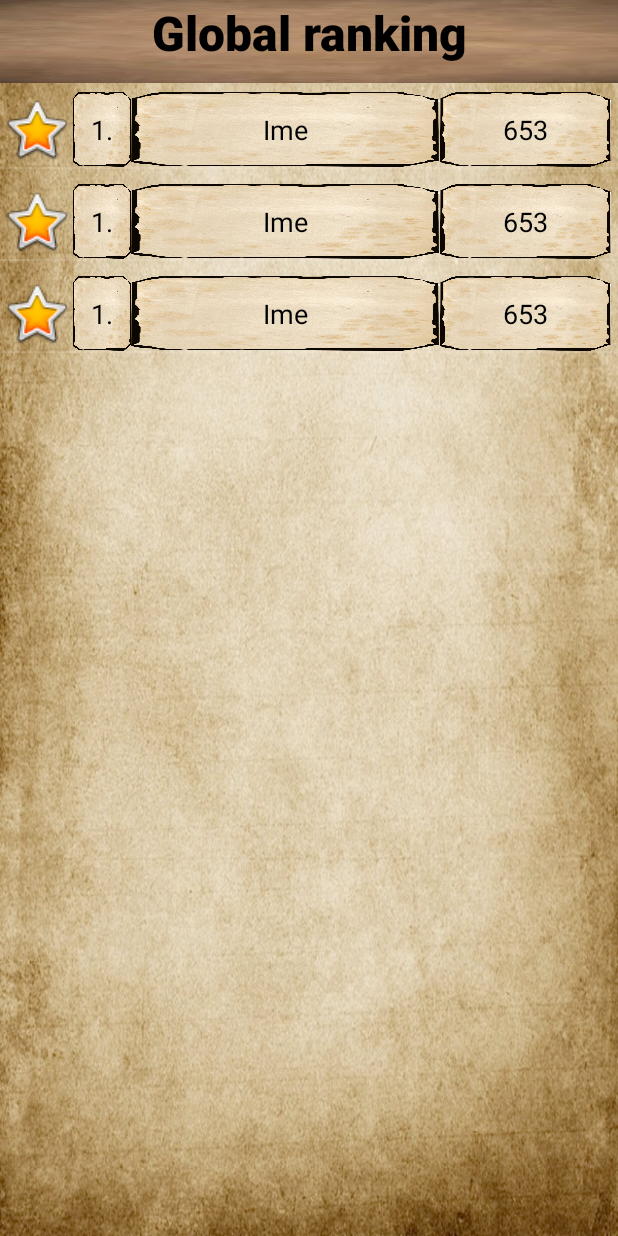
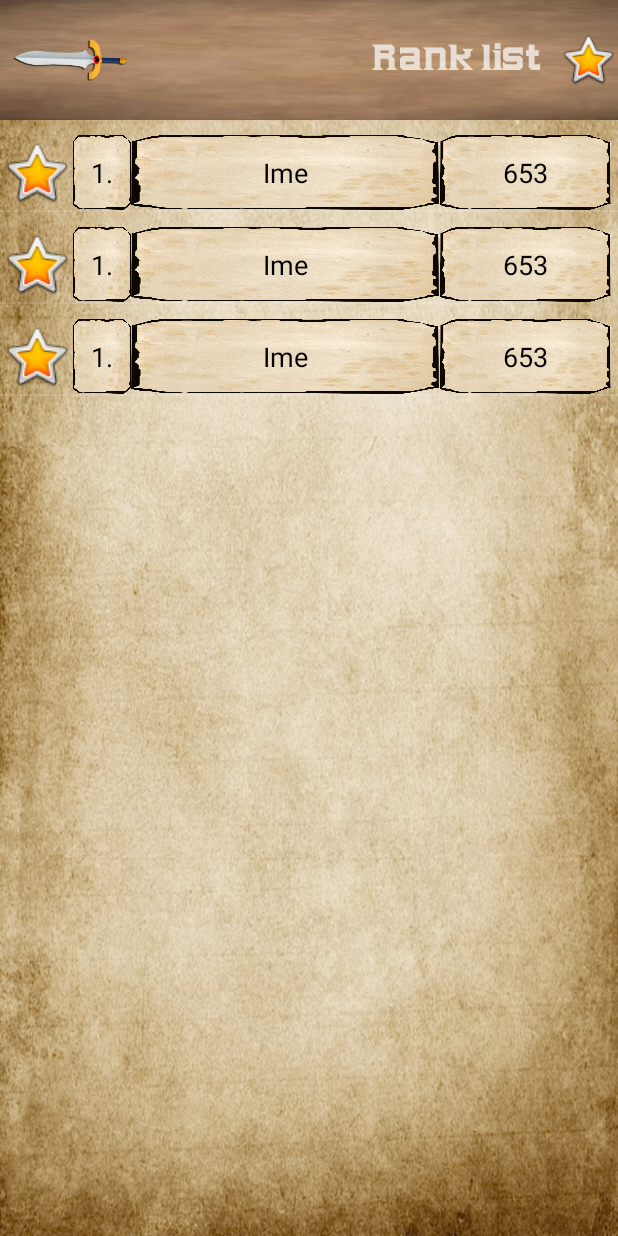
Before and after one commit to svetlinyotov/pmu-android-app, an Android app: the RankActivity screen opened directly, with no data from a screen before it, on a phone screen of 412 x 824 dp. Run offline under Robolectric (Android 15) with nearby library versions, the phone set to English and light mode, and no system bars; 2 statements that could not run were skipped.

Commit message:
Rank header fix

```diff
--- a/app/src/main/java/com/snsdevelop/tusofia/sem6/pmu/RankListAdapter.java
+++ b/app/src/main/java/com/snsdevelop/tusofia/sem6/pmu/RankListAdapter.java
@@ -50,7 +50,7 @@ public class RankListAdapter extends ArrayAdapter<String> {
 
         ImageView star = convertView.findViewById(R.id.ivStar);
 
-        Animation rotate = AnimationUtils.loadAnimation(mContext, R.anim.rotate);
+        Animation rotate = AnimationUtils.loadAnimation(mContext, android.R.anim.bounce_interpolator);
         star.startAnimation(rotate);
 
 
--- a/app/src/main/res/anim/rotate.xml
+++ b/app/src/main/res/anim/rotate.xml
@@ -1,11 +1,11 @@
 <?xml version="1.0" encoding="utf-8"?>
 <set xmlns:android="http://schemas.android.com/apk/res/android">
-    <rotate android:fromDegrees="0"
-        android:toDegrees="360"
+    <rotate
+        android:duration="1000"
+        android:fromDegrees="0"
         android:pivotX="50%"
         android:pivotY="50%"
-        android:duration="1000"
+        android:repeatCount="infinite"
         android:repeatMode="restart"
-        android:repeatCount="infinite"
-        />
+        android:toDegrees="360" />
 </set>
--- a/app/src/main/res/layout/activity_rank.xml
+++ b/app/src/main/res/layout/activity_rank.xml
@@ -1,33 +1,66 @@
 <?xml version="1.0" encoding="utf-8"?>
 <RelativeLayout xmlns:android="http://schemas.android.com/apk/res/android"
+    xmlns:app="http://schemas.android.com/apk/res-auto"
     xmlns:tools="http://schemas.android.com/tools"
     android:layout_width="match_parent"
     android:layout_height="match_parent"
     android:background="@drawable/history_background"
     tools:context=".RankActivity">
 
+    <RelativeLayout
+        android:id="@+id/layoutTitleRank"
+        android:layout_width="match_parent"
+        android:layout_height="80dp"
+        android:background="@drawable/old_color"
+        android:orientation="horizontal">
+
+        <ImageButton
+            android:id="@+id/buttonBack"
+            android:layout_width="80dp"
+            android:layout_height="30dp"
+            android:layout_alignParentStart="true"
+            android:layout_centerInParent="true"
+            android:layout_marginStart="8dp"
+            android:adjustViewBounds="true"
+            android:background="@drawable/button_back_color"
+            android:contentDescription="@string/description"
+            android:gravity="center_vertical"
+            android:scaleType="fitXY" />
+
+
+        <TextView
+            android:id="@+id/textViewTitleRank"
+            android:layout_width="wrap_content"
+            android:layout_height="wrap_content"
+            android:layout_centerInParent="true"
+            android:layout_marginEnd="10dp"
+            android:layout_toStartOf="@id/ivTitleStar"
+            android:layout_toEndOf="@id/buttonBack"
+            android:fontFamily="@font/history_lowercase"
+            android:gravity="center_vertical|end"
+            android:text="@string/title_rank_list"
+            android:textAlignment="viewEnd"
+            android:textSize="30sp" />
+
+        <ImageView
+            android:id="@+id/ivTitleStar"
+            android:layout_width="40dp"
+            android:layout_height="50dp"
+            android:layout_alignParentEnd="true"
+            android:layout_centerInParent="true"
+            android:gravity="center_vertical"
+            android:textAlignment="center"
+            android:visibility="visible"
+            app:srcCompat="@android:drawable/btn_star_big_on" />
+
+    </RelativeLayout>
+
     <ListView
         android:id="@+id/lvRank"
         android:layout_width="match_parent"
-        android:layout_height="660dp"
-        android:layout_alignTop="@+id/tvRank"
+        android:layout_height="0dp"
+        android:layout_below="@id/layoutTitleRank"
         android:layout_alignParentBottom="true"
-        android:layout_marginTop="51dp"
         android:layout_marginEnd="0dp" />
 
-    <TextView
-        android:id="@+id/tvRank"
-        android:layout_width="match_parent"
-        android:layout_height="55dp"
-        android:layout_alignParentTop="true"
-        android:layout_alignParentEnd="true"
-        android:layout_marginTop="0dp"
-        android:layout_marginEnd="0dp"
-        android:background="@drawable/old_color"
-        android:fontFamily="sans-serif-black"
-        android:text="Global ranking"
-        android:textAlignment="center"
-        android:textColor="#000000"
-        android:textSize="32sp" />
-
 </RelativeLayout>
--- a/app/src/main/res/layout/marker_info_popup.xml
+++ b/app/src/main/res/layout/marker_info_popup.xml
@@ -1,6 +1,5 @@
 <?xml version="1.0" encoding="utf-8"?>
 <RelativeLayout xmlns:android="http://schemas.android.com/apk/res/android"
-    xmlns:app="http://schemas.android.com/apk/res-auto"
     android:layout_width="match_parent"
     android:layout_height="match_parent"
     android:background="@drawable/history_background">
@@ -16,7 +15,8 @@
         android:layout_width="70dp"
         android:layout_height="70dp"
         android:layout_alignParentEnd="true"
-        android:background="@drawable/button_close" />
+        android:background="@drawable/button_close"
+        android:contentDescription="@string/description" />
 
 
 </RelativeLayout>
--- a/app/src/main/res/values/strings.xml
+++ b/app/src/main/res/values/strings.xml
@@ -23,4 +23,5 @@
     <string name="button_start_game">START GAME</string>
     <string name="title_settings">Settings</string>
     <string name="button_logout">Logout</string>
+    <string name="title_rank_list">Rank list</string>
 </resources>
```
